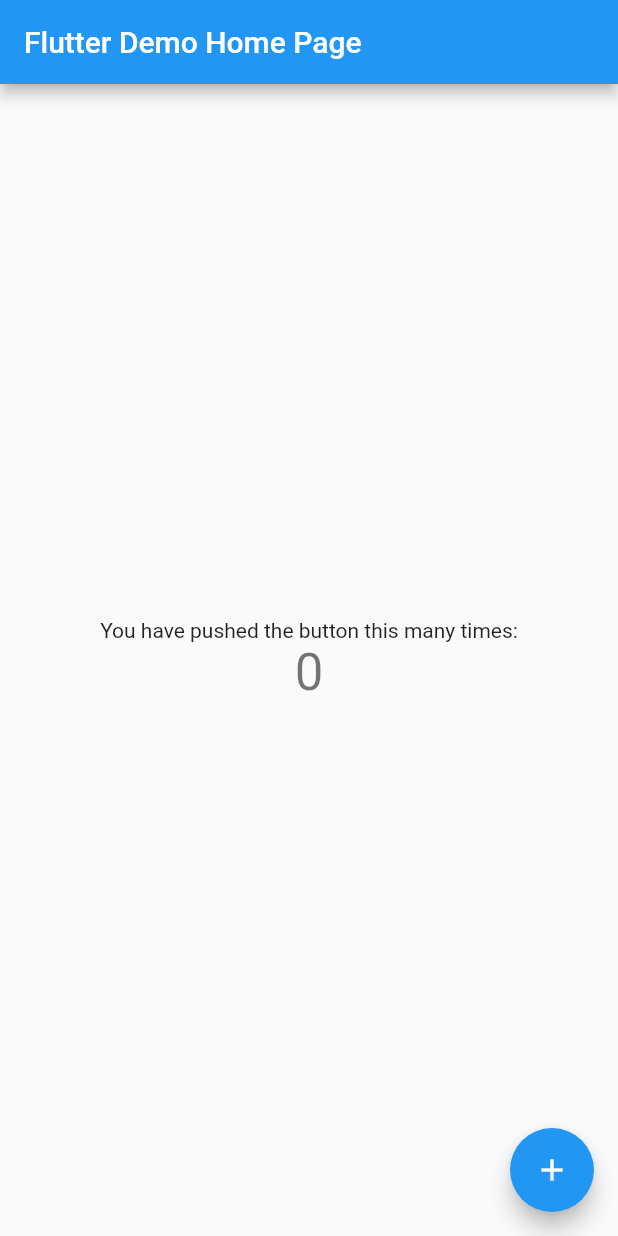
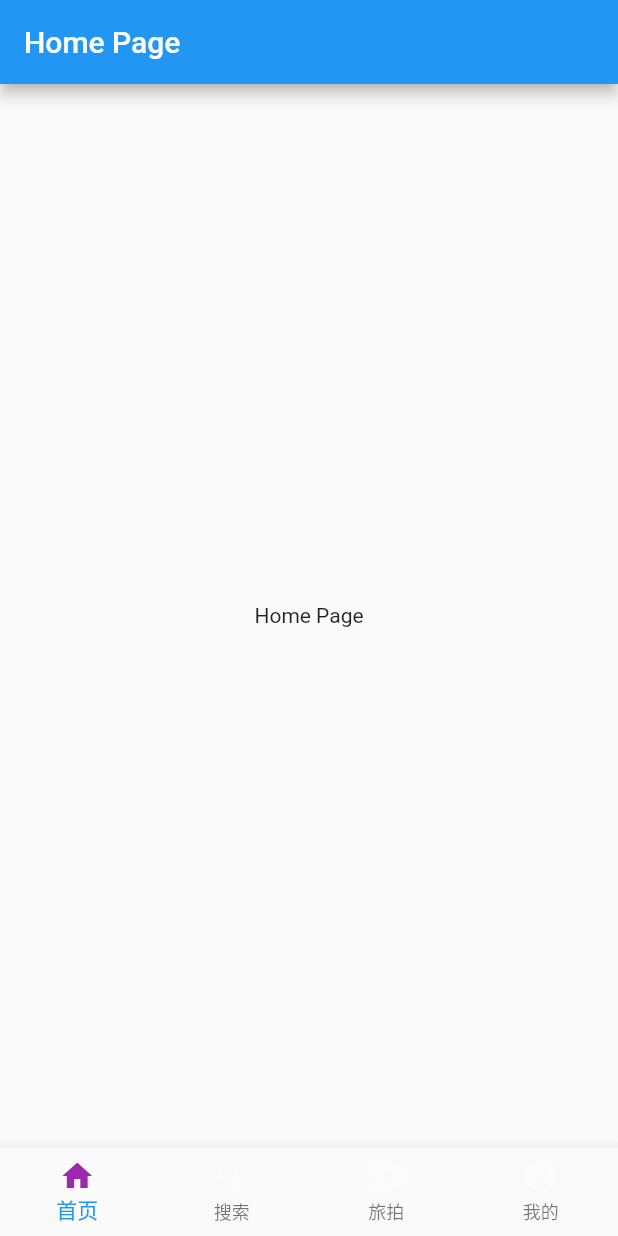
Before and after one commit to rock-chao/Flutter_Xiecheng, a Flutter app: the screen it shows after launch, on a phone screen of 412 x 824 dp. Run offline on Flutter 3.47's test engine with Material 2 defaults, Android fonts, the phone set to English and light mode, and no system bars.

Commit message:
添加底部导航

```diff
--- /dev/null
+++ b/xie_cheng_app/lib/BotomNavigationBar/bottom_navigation_bar.dart
@@ -0,0 +1,98 @@
+import 'package:flutter/material.dart';
+
+import 'home_page.dart';
+import 'mine_page.dart';
+import 'search_page.dart';
+import 'travel_page.dart';
+
+
+class BottomNavigationWidget extends StatefulWidget {
+  @override
+  _BottomNavigationWidgetState createState() {
+    return _BottomNavigationWidgetState();
+  }
+}
+
+class _BottomNavigationWidgetState extends State<BottomNavigationWidget> {
+
+  final _activeColor = Colors.purple;
+  final _iconColor = Colors.white30;
+
+  List<Widget>items = [HomePage(),SearchPage(),TravelPage(),MinePage()];
+  int _currentIndex = 0;
+
+  @override
+  Widget build(BuildContext context) {
+
+    return Scaffold(
+      body: items[_currentIndex],
+      bottomNavigationBar: BottomNavigationBar(
+        type: BottomNavigationBarType.fixed,
+        items: [
+          BottomNavigationBarItem(
+            icon:Icon(
+              Icons.home,
+              color: _iconColor,
+            ),
+            title: Text(
+              '首页',
+              style: TextStyle(color: _currentIndex == 0?_activeColor:_iconColor),
+            ),
+            activeIcon: Icon(
+              Icons.home,
+              color: _activeColor,
+            )
+          ),
+          BottomNavigationBarItem(
+              icon:Icon(
+                Icons.search,
+                color: _iconColor,
+              ),
+              title: Text(
+                  '搜索',
+                  style: TextStyle(color: _currentIndex == 1?_activeColor:_iconColor),
+              ),
+              activeIcon: Icon(
+                Icons.search,
+                color: _activeColor,
+              ),
+          ),
+          BottomNavigationBarItem(
+              icon:Icon(
+                Icons.camera,
+                color: _iconColor,
+              ),
+              title: Text(
+                  '旅拍',
+                  style: TextStyle(color: _currentIndex == 2?_activeColor:_iconColor),
+              ),
+              activeIcon: Icon(
+                Icons.camera,
+                color: _activeColor,
+              ),
+          ),
+          BottomNavigationBarItem(
+              icon:Icon(
+                Icons.account_circle,
+                color: _iconColor,
+              ),
+              title: Text(
+                  '我的',
+                  style: TextStyle(color: _currentIndex == 3?_activeColor:_iconColor),
+              ),
+              activeIcon: Icon(
+                Icons.account_circle,
+                color: _activeColor,
+              ),
+          ),
+        ],
+        currentIndex: _currentIndex,
+        onTap: (int index) {
+          setState(() {
+            _currentIndex = index;
+          });
+        },
+      ),
+    );
+  }
+}
--- /dev/null
+++ b/xie_cheng_app/lib/BotomNavigationBar/home_page.dart
@@ -0,0 +1,16 @@
+import 'package:flutter/material.dart';
+
+class HomePage extends StatelessWidget {
+  @override
+  Widget build(BuildContext context) {
+    // TODO: implement build
+    return Scaffold(
+      appBar: AppBar(
+        title: Text('Home Page'),
+      ),
+      body: Center(
+        child: Text('Home Page'),
+      ),
+    );
+  }
+}
--- /dev/null
+++ b/xie_cheng_app/lib/BotomNavigationBar/mine_page.dart
@@ -0,0 +1,16 @@
+import 'package:flutter/material.dart';
+
+class MinePage extends StatelessWidget {
+  @override
+  Widget build(BuildContext context) {
+    // TODO: implement build
+    return Scaffold(
+      appBar: AppBar(
+        title: Text('Mine Page'),
+      ),
+      body: Center(
+        child: Text('Mine Page'),
+      ),
+    );
+  }
+}
--- /dev/null
+++ b/xie_cheng_app/lib/BotomNavigationBar/search_page.dart
@@ -0,0 +1,16 @@
+import 'package:flutter/material.dart';
+
+class SearchPage extends StatelessWidget {
+  @override
+  Widget build(BuildContext context) {
+    // TODO: implement build
+    return Scaffold(
+      appBar: AppBar(
+        title: Text('Search Page'),
+      ),
+      body: Center(
+        child: Text('Search Page'),
+      ),
+    );
+  }
+}
--- /dev/null
+++ b/xie_cheng_app/lib/BotomNavigationBar/travel_page.dart
@@ -0,0 +1,16 @@
+import 'package:flutter/material.dart';
+
+class TravelPage extends StatelessWidget {
+  @override
+  Widget build(BuildContext context) {
+    // TODO: implement build
+    return Scaffold(
+      appBar: AppBar(
+        title: Text('Travel Page'),
+      ),
+      body: Center(
+        child: Text('Travel Page'),
+      ),
+    );
+  }
+}
--- a/xie_cheng_app/lib/main.dart
+++ b/xie_cheng_app/lib/main.dart
@@ -1,4 +1,6 @@
 import 'package:flutter/material.dart';
+
+import 'BotomNavigationBar/bottom_navigation_bar.dart';
 
 void main() => runApp(MyApp());
 
@@ -20,92 +22,7 @@ class MyApp extends StatelessWidget {
         // is not restarted.
         primarySwatch: Colors.blue,
       ),
-      home: MyHomePage(title: 'Flutter Demo Home Page'),
+      home: BottomNavigationWidget(),
     );
   }
 }
-
-class MyHomePage extends StatefulWidget {
-  MyHomePage({Key key, this.title}) : super(key: key);
-
-  // This widget is the home page of your application. It is stateful, meaning
-  // that it has a State object (defined below) that contains fields that affect
-  // how it looks.
-
-  // This class is the configuration for the state. It holds the values (in this
-  // case the title) provided by the parent (in this case the App widget) and
-  // used by the build method of the State. Fields in a Widget subclass are
-  // always marked "final".
-
-  final String title;
-
-  @override
-  _MyHomePageState createState() => _MyHomePageState();
-}
-
-class _MyHomePageState extends State<MyHomePage> {
-  int _counter = 0;
-
-  void _incrementCounter() {
-    setState(() {
-      // This call to setState tells the Flutter framework that something has
-      // changed in this State, which causes it to rerun the build method below
-      // so that the display can reflect the updated values. If we changed
-      // _counter without calling setState(), then the build method would not be
-      // called again, and so nothing would appear to happen.
-      _counter++;
-    });
-  }
-
-  @override
-  Widget build(BuildContext context) {
-    // This method is rerun every time setState is called, for instance as done
-    // by the _incrementCounter method above.
-    //
-    // The Flutter framework has been optimized to make rerunning build methods
-    // fast, so that you can just rebuild anything that needs updating rather
-    // than having to individually change instances of widgets.
-    return Scaffold(
-      appBar: AppBar(
-        // Here we take the value from the MyHomePage object that was created by
-        // the App.build method, and use it to set our appbar title.
-        title: Text(widget.title),
-      ),
-      body: Center(
-        // Center is a layout widget. It takes a single child and positions it
-        // in the middle of the parent.
-        child: Column(
-          // Column is also layout widget. It takes a list of children and
-          // arranges them vertically. By default, it sizes itself to fit its
-          // children horizontally, and tries to be as tall as its parent.
-          //
-          // Invoke "debug painting" (press "p" in the console, choose the
-          // "Toggle Debug Paint" action from the Flutter Inspector in Android
-          // Studio, or the "Toggle Debug Paint" command in Visual Studio Code)
-          // to see the wireframe for each widget.
-          //
-          // Column has various properties to control how it sizes itself and
-          // how it positions its children. Here we use mainAxisAlignment to
-          // center the children vertically; the main axis here is the vertical
-          // axis because Columns are vertical (the cross axis would be
-          // horizontal).
-          mainAxisAlignment: MainAxisAlignment.center,
-          children: <Widget>[
-            Text(
-              'You have pushed the button this many times:',
-            ),
-            Text(
-              '$_counter',
-              style: Theme.of(context).textTheme.display1,
-            ),
-          ],
-        ),
-      ),
-      floatingActionButton: FloatingActionButton(
-        onPressed: _incrementCounter,
-        tooltip: 'Increment',
-        child: Icon(Icons.add),
-      ), // This trailing comma makes auto-formatting nicer for build methods.
-    );
-  }
-}
```
Also changed, not shown: 3 other files.
